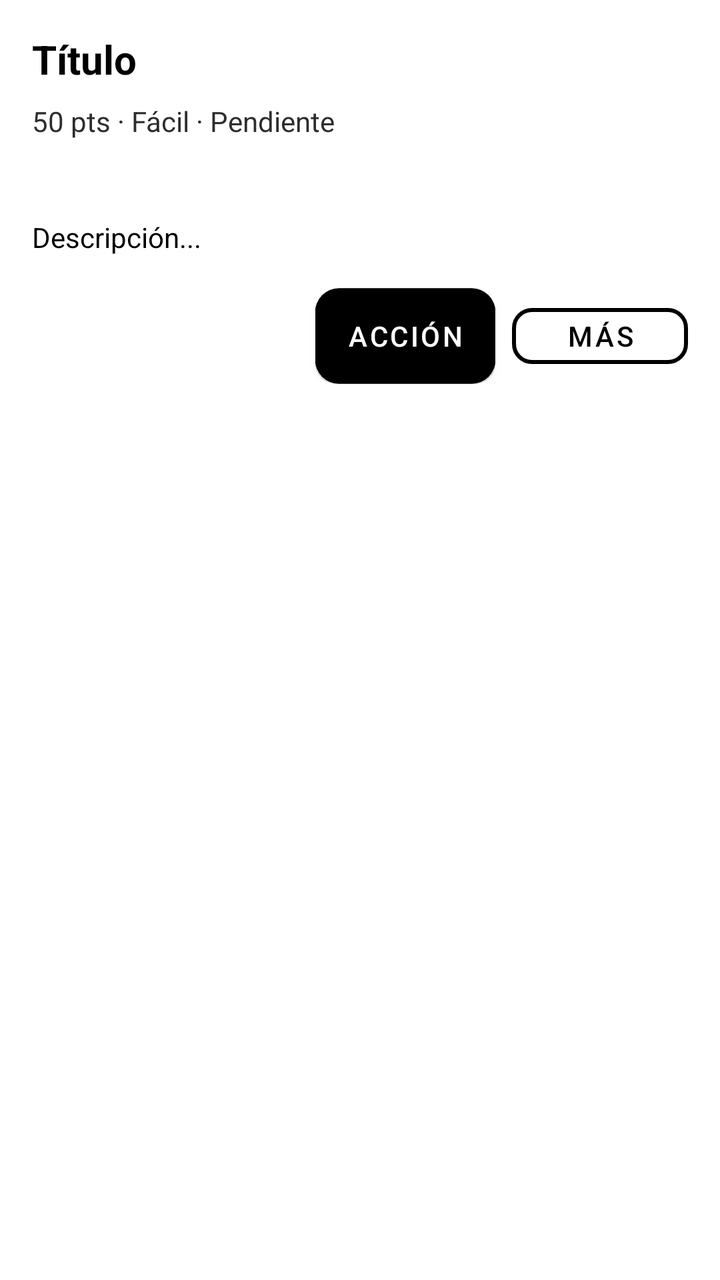
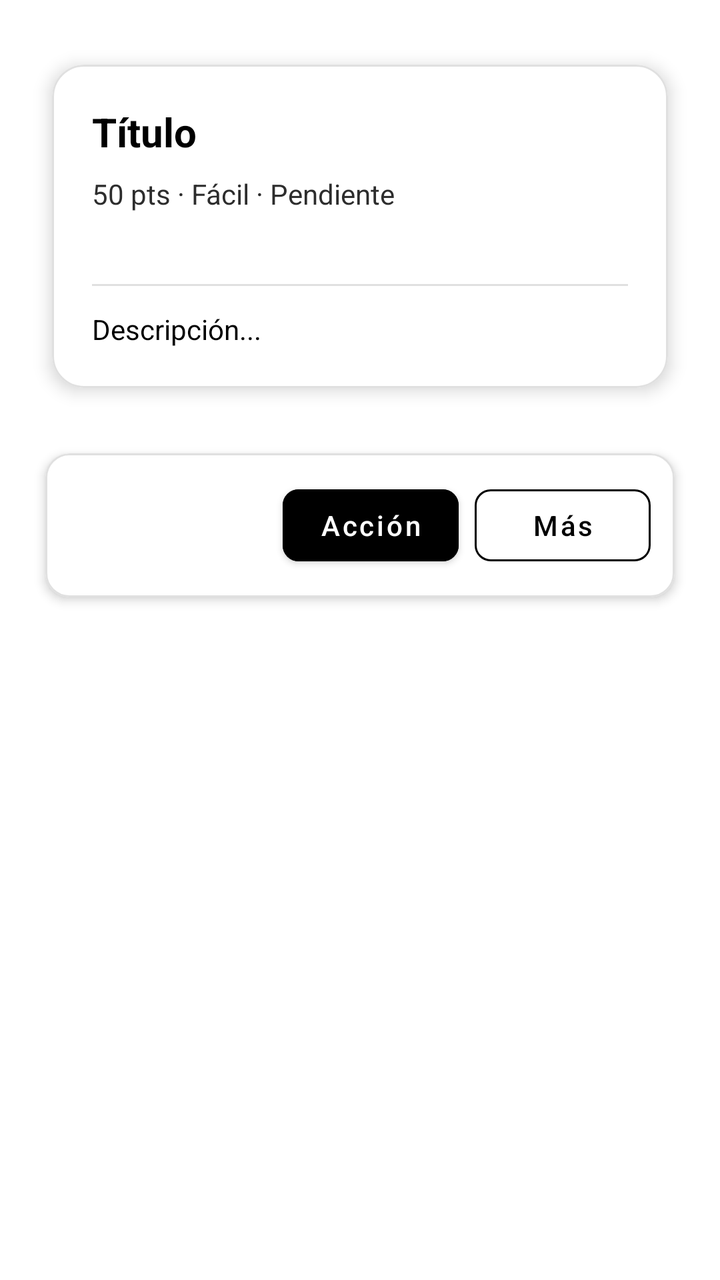

Two renders of the same Android screen: before a commit and after it. Below are the layout's source before the change and the commit's diff.
<!-- AndroidManifest.xml: application theme Theme.TFG -->
<!-- res/layout/fragment_tarea_detalle.xml -->
<?xml version="1.0" encoding="utf-8"?>
<ScrollView xmlns:android="http://schemas.android.com/apk/res/android"
    android:layout_width="match_parent"
    android:layout_height="match_parent"
    android:padding="16dp"
    android:layout_marginTop="20dp"
    android:background="@color/fondo">

    <LinearLayout
        android:layout_width="match_parent"
        android:layout_height="wrap_content"
        android:orientation="vertical">

        <TextView
            android:id="@+id/tvDetalleTitulo"
            android:layout_width="match_parent"
            android:layout_height="wrap_content"
            android:textSize="20sp"
            android:textStyle="bold"
            android:textColor="@color/texto_principal"
            android:text="Título" />

        <TextView
            android:id="@+id/tvDetalleMeta"
            android:layout_width="match_parent"
            android:layout_height="wrap_content"
            android:layout_marginTop="8dp"
            android:textColor="@color/texto_secundario"
            android:text="50 pts · Fácil · Pendiente" />

        <TextView
            android:id="@+id/tvDetalleAsignado"
            android:layout_width="match_parent"
            android:layout_height="wrap_content"
            android:layout_marginTop="8dp"
            android:textColor="@color/texto_secundario"
            android:text="" />

        <TextView
            android:id="@+id/tvDetalleDescripcion"
            android:layout_width="match_parent"
            android:layout_height="wrap_content"
            android:layout_marginTop="12dp"
            android:textColor="@color/texto_principal"
            android:text="Descripción..." />

        <LinearLayout
            android:layout_width="match_parent"
            android:layout_height="wrap_content"
            android:orientation="horizontal"
            android:layout_marginTop="16dp"
            android:gravity="end">

            <Button
                android:id="@+id/btnDetalleAsignar"
                android:layout_width="wrap_content"
                android:layout_height="wrap_content"
                style="@style/Widget.TFG.Boton.Contorno"
                android:text="Asignar"
                android:visibility="gone" />

            <Button
                android:id="@+id/btnDetalleAccion"
                android:layout_width="wrap_content"
                android:layout_height="wrap_content"
                style="@style/Widget.TFG.Boton.Relleno"
                android:text="Acción" />

            <Button
                android:id="@+id/btnDetalleMas"
                android:layout_width="wrap_content"
                android:layout_height="wrap_content"
                android:layout_marginStart="8dp"
                style="@style/Widget.TFG.Boton.Contorno"
                android:text="Más" />

        </LinearLayout>

    </LinearLayout>

</ScrollView>
<!-- resources referenced by this layout -->
<resources>
  <style name="Widget.TFG.Boton.Contorno" parent="Widget.MaterialComponents.Button.OutlinedButton">
          
          <item name="cornerRadius">10dp</item>
          <item name="strokeColor">@color/negro</item>
          <item name="strokeWidth">2dp</item>
          <item name="backgroundTint">@color/white</item>
          <item name="android:textColor">@color/texto_principal</item>
          <item name="android:paddingLeft">16dp</item>
          <item name="android:paddingRight">16dp</item>
          <item name="android:minHeight">40dp</item>
      </style>
  <style name="Widget.TFG.Boton.Relleno" parent="Widget.MaterialComponents.Button">
          <item name="android:background">@drawable/btn_filled_black</item>
          <item name="android:textColor">@color/on_acento</item>
          <item name="android:minHeight">48dp</item>
          <item name="android:stateListAnimator">@animator/btn_state_animator</item>
      </style>
  <!-- drawable btn_filled_black (drawable) -->
  <?xml version="1.0" encoding="utf-8"?>
  <layer-list xmlns:android="http://schemas.android.com/apk/res/android">
      
      <item android:top="2dp" android:left="0dp" android:right="0dp" android:bottom="0dp">
          <shape android:shape="rectangle">
              <solid android:color="#22000000" />
              <corners android:radius="10dp" />
          </shape>
      </item>
      
      <item>
          <shape android:shape="rectangle">
              <solid android:color="#000000" />
              <corners android:radius="12dp" />
              <padding android:left="12dp" android:top="8dp" android:right="12dp" android:bottom="8dp" />
          </shape>
      </item>
  </layer-list>
  <style name="Tema.TFG.Moderno" parent="Theme.MaterialComponents.DayNight.NoActionBar">
          
          <item name="colorPrimary">@color/primario</item>
          <item name="colorOnPrimary">@color/on_acento</item>
          <item name="android:colorBackground">@color/fondo</item>
          <item name="colorSurface">@color/superficie</item>
          <item name="colorOnSurface">@color/texto_principal</item>
          <item name="android:statusBarColor">@color/white</item>
          <item name="materialCardViewStyle">@style/Widget.TFG.Tarjeta</item>
  
          
          <item name="android:textColor">@color/texto_principal</item>
          <item name="android:textColorSecondary">@color/texto_secundario</item>
          <item name="android:editTextStyle">@style/Widget.TFG.EditText</item>
          <item name="textAppearanceBody1">@style/TextAppearance.TFG.Cuerpo</item>
          <item name="textAppearanceHeadline6">@style/TextAppearance.TFG.Titulo</item>
      </style>
  <style name="Widget.TFG.Tarjeta" parent="Widget.MaterialComponents.CardView">
          <item name="cardCornerRadius">12dp</item>
          <item name="cardUseCompatPadding">true</item>
          <item name="cardPreventCornerOverlap">false</item>
          <item name="cardBackgroundColor">@color/gris_claro</item>
          <item name="android:stateListAnimator">@animator/btn_state_animator</item>
          <item name="strokeColor">@color/negro</item>
          <item name="strokeWidth">2dp</item>
      </style>
  <style name="Widget.TFG.EditText" parent="@style/Widget.MaterialComponents.TextInputEditText.OutlinedBox">
          <item name="android:textColor">@color/texto_principal</item>
          <item name="android:textColorHint">@color/texto_secundario</item>
          
          <item name="android:padding">10dp</item>
          <item name="android:background">@drawable/bg_rounded_card</item>
      </style>
  <style name="TextAppearance.TFG.Cuerpo" parent="TextAppearance.MaterialComponents.Body1">
          <item name="android:textColor">@color/texto_secundario</item>
      </style>
  <style name="TextAppearance.TFG.Titulo" parent="TextAppearance.MaterialComponents.Headline6">
          <item name="android:textColor">@color/texto_principal</item>
      </style>
  <color name="gris_claro">#BDBDBD</color>
  <!-- drawable bg_rounded_card (drawable) -->
  <?xml version="1.0" encoding="utf-8"?>
  <layer-list xmlns:android="http://schemas.android.com/apk/res/android">
      
      <item android:top="2dp" android:left="0dp" android:right="0dp" android:bottom="0dp">
          <shape android:shape="rectangle">
              <solid android:color="#22000000" />
              <corners android:radius="12dp" />
          </shape>
      </item>
      
      <item android:top="0dp" android:left="0dp" android:right="0dp" android:bottom="2dp">
          <shape android:shape="rectangle">
              <solid android:color="@color/superficie" />
              <corners android:radius="12dp" />
              <stroke android:width="1dp" android:color="@color/negro" />
              <padding android:left="8dp" android:top="8dp" android:right="8dp" android:bottom="8dp" />
          </shape>
      </item>
  </layer-list>
  <!-- unchanged entries left out for length: 9 -->
</resources>

<!-- the commit's change to res/layout/fragment_tarea_detalle.xml (unified diff, before → after) -->
@@ -1,80 +1,139 @@
 <?xml version="1.0" encoding="utf-8"?>
 <ScrollView xmlns:android="http://schemas.android.com/apk/res/android"
+    xmlns:app="http://schemas.android.com/apk/res-auto"
     android:layout_width="match_parent"
     android:layout_height="match_parent"
-    android:padding="16dp"
-    android:layout_marginTop="20dp"
+    android:fillViewport="false"
     android:background="@color/fondo">
 
     <LinearLayout
         android:layout_width="match_parent"
         android:layout_height="wrap_content"
-        android:orientation="vertical">
+        android:orientation="vertical"
+        android:paddingTop="20dp"
+        android:paddingStart="16dp"
+        android:paddingEnd="16dp"
+        android:paddingBottom="72dp">
 
-        <TextView
-            android:id="@+id/tvDetalleTitulo"
+        
+        <com.google.android.material.card.MaterialCardView
             android:layout_width="match_parent"
             android:layout_height="wrap_content"
-            android:textSize="20sp"
-            android:textStyle="bold"
-            android:textColor="@color/texto_principal"
-            android:text="Título" />
+            android:layout_marginBottom="12dp"
+            app:cardCornerRadius="16dp"
+            app:cardElevation="5dp"
+            app:cardBackgroundColor="@color/white"
+            app:strokeColor="@color/divisor"
+            app:strokeWidth="1dp">
 
-        <TextView
-            android:id="@+id/tvDetalleMeta"
+            <LinearLayout
+                android:layout_width="match_parent"
+                android:layout_height="wrap_content"
+                android:orientation="vertical"
+                android:padding="20dp" android:paddingBottom="76dp">
+
+                <TextView
+                    android:id="@+id/tvDetalleTitulo"
+                    android:layout_width="match_parent"
+                    android:layout_height="wrap_content"
+                    android:textSize="20sp"
+                    android:textStyle="bold"
+                    android:textColor="@color/texto_principal"
+                    android:text="Título" />
+
+                <TextView
+                    android:id="@+id/tvDetalleMeta"
+                    android:layout_width="match_parent"
+                    android:layout_height="wrap_content"
+                    android:layout_marginTop="8dp"
+                    android:textColor="@color/texto_secundario"
+                    android:textSize="14sp"
+                    android:text="50 pts · Fácil · Pendiente" />
+
+                <TextView
+                    android:id="@+id/tvDetalleAsignado"
+                    android:layout_width="match_parent"
+                    android:layout_height="wrap_content"
+                    android:layout_marginTop="6dp"
+                    android:textColor="@color/gris"
+                    android:textSize="13sp"
+                    android:text="" />
+
+                <View
+                    android:layout_width="match_parent"
+                    android:layout_height="1dp"
+                    android:background="@color/divisor"
+                    android:layout_marginTop="12dp"
+                    android:layout_marginBottom="12dp" />
+
+                <TextView
+                    android:id="@+id/tvDetalleDescripcion"
+                    android:layout_width="match_parent"
+                    android:layout_height="wrap_content"
+                    android:textColor="@color/texto_principal"
+                    android:textSize="14sp"
+                    android:text="Descripción..." />
+
+            </LinearLayout>
+        </com.google.android.material.card.MaterialCardView>
+
+        
+        <com.google.android.material.card.MaterialCardView
             android:layout_width="match_parent"
             android:layout_height="wrap_content"
-            android:layout_marginTop="8dp"
-            android:textColor="@color/texto_secundario"
-            android:text="50 pts · Fácil · Pendiente" />
+            app:cardCornerRadius="12dp"
+            app:cardElevation="3dp"
+            app:cardBackgroundColor="@color/white"
+            app:strokeColor="@color/divisor"
+            app:strokeWidth="1dp">
 
-        <TextView
-            android:id="@+id/tvDetalleAsignado"
-            android:layout_width="match_parent"
-            android:layout_height="wrap_content"
-            android:layout_marginTop="8dp"
-            android:textColor="@color/texto_secundario"
-            android:text="" />
+            <LinearLayout
+                android:layout_width="match_parent"
+                android:layout_height="wrap_content"
+                android:orientation="horizontal"
+                android:padding="12dp"
+                android:gravity="end" android:paddingBottom="76dp">
 
-        <TextView
-            android:id="@+id/tvDetalleDescripcion"
-            android:layout_width="match_parent"
-            android:layout_height="wrap_content"
-            android:layout_marginTop="12dp"
-            android:textColor="@color/texto_principal"
-            android:text="Descripción..." />
+                <com.google.android.material.button.MaterialButton
+                    android:id="@+id/btnDetalleAsignar"
+                    android:layout_width="wrap_content"
+                    android:layout_height="wrap_content"
+                    style="@style/Widget.MaterialComponents.Button.OutlinedButton"
+                    app:cornerRadius="8dp"
+                    app:strokeColor="@color/negro"
+                    app:strokeWidth="1dp"
+                    android:text="Asignar"
+                    android:textColor="@color/texto_principal"
+                    android:textAllCaps="false"
+                    android:layout_marginEnd="8dp"
+                    android:visibility="gone" />
 
-        <LinearLayout
-            android:layout_width="match_parent"
-            android:layout_height="wrap_content"
-            android:orientation="horizontal"
-            android:layout_marginTop="16dp"
-            android:gravity="end">
+                <com.google.android.material.button.MaterialButton
+                    android:id="@+id/btnDetalleAccion"
+                    android:layout_width="wrap_content"
+                    android:layout_height="wrap_content"
+                    style="@style/Widget.MaterialComponents.Button"
+                    app:cornerRadius="8dp"
+                    android:backgroundTint="@color/negro"
+                    android:text="Acción"
+                    android:textColor="@color/white"
+                    android:textAllCaps="false"
+                    android:layout_marginEnd="8dp" />
 
-            <Button
-                android:id="@+id/btnDetalleAsignar"
-                android:layout_width="wrap_content"
-                android:layout_height="wrap_content"
-                style="@style/Widget.TFG.Boton.Contorno"
-                android:text="Asignar"
-                android:visibility="gone" />
+                <com.google.android.material.button.MaterialButton
+                    android:id="@+id/btnDetalleMas"
+                    android:layout_width="wrap_content"
+                    android:layout_height="wrap_content"
+                    style="@style/Widget.MaterialComponents.Button.OutlinedButton"
+                    app:cornerRadius="8dp"
+                    app:strokeColor="@color/negro"
+                    app:strokeWidth="1dp"
+                    android:text="Más"
+                    android:textColor="@color/texto_principal"
+                    android:textAllCaps="false" />
 
-            <Button
-                android:id="@+id/btnDetalleAccion"
-                android:layout_width="wrap_content"
-                android:layout_height="wrap_content"
-                style="@style/Widget.TFG.Boton.Relleno"
-                android:text="Acción" />
-
-            <Button
-                android:id="@+id/btnDetalleMas"
-                android:layout_width="wrap_content"
-                android:layout_height="wrap_content"
-                android:layout_marginStart="8dp"
-                style="@style/Widget.TFG.Boton.Contorno"
-                android:text="Más" />
-
-        </LinearLayout>
+            </LinearLayout>
+        </com.google.android.material.card.MaterialCardView>
 
     </LinearLayout>
 
<!-- resource entries referenced after the edit -->
@@ -1,41 +1,7 @@
 <!-- resources referenced by this layout -->
 <resources>
-  <style name="Widget.TFG.Boton.Contorno" parent="Widget.MaterialComponents.Button.OutlinedButton">
-          
-          <item name="cornerRadius">10dp</item>
-          <item name="strokeColor">@color/negro</item>
-          <item name="strokeWidth">2dp</item>
-          <item name="backgroundTint">@color/white</item>
-          <item name="android:textColor">@color/texto_principal</item>
-          <item name="android:paddingLeft">16dp</item>
-          <item name="android:paddingRight">16dp</item>
-          <item name="android:minHeight">40dp</item>
-      </style>
-  <style name="Widget.TFG.Boton.Relleno" parent="Widget.MaterialComponents.Button">
-          <item name="android:background">@drawable/btn_filled_black</item>
-          <item name="android:textColor">@color/on_acento</item>
-          <item name="android:minHeight">48dp</item>
-          <item name="android:stateListAnimator">@animator/btn_state_animator</item>
-      </style>
-  <!-- drawable btn_filled_black (drawable) -->
-  <?xml version="1.0" encoding="utf-8"?>
-  <layer-list xmlns:android="http://schemas.android.com/apk/res/android">
-      
-      <item android:top="2dp" android:left="0dp" android:right="0dp" android:bottom="0dp">
-          <shape android:shape="rectangle">
-              <solid android:color="#22000000" />
-              <corners android:radius="10dp" />
-          </shape>
-      </item>
-      
-      <item>
-          <shape android:shape="rectangle">
-              <solid android:color="#000000" />
-              <corners android:radius="12dp" />
-              <padding android:left="12dp" android:top="8dp" android:right="12dp" android:bottom="8dp" />
-          </shape>
-      </item>
-  </layer-list>
+  <color name="divisor">#E0E0E0</color>
+  <color name="gris">#888888</color>
   <style name="Tema.TFG.Moderno" parent="Theme.MaterialComponents.DayNight.NoActionBar">
           
           <item name="colorPrimary">@color/primario</item>
@@ -45,57 +11,70 @@
           <item name="colorOnSurface">@color/texto_principal</item>
           <item name="android:statusBarColor">@color/white</item>
           <item name="materialCardViewStyle">@style/Widget.TFG.Tarjeta</item>
-  
           
           <item name="android:textColor">@color/texto_principal</item>
           <item name="android:textColorSecondary">@color/texto_secundario</item>
           <item name="android:editTextStyle">@style/Widget.TFG.EditText</item>
           <item name="textAppearanceBody1">@style/TextAppearance.TFG.Cuerpo</item>
           <item name="textAppearanceHeadline6">@style/TextAppearance.TFG.Titulo</item>
+          
+          <item name="bottomNavigationStyle">@style/Widget.TFG.BottomNav</item>
       </style>
   <style name="Widget.TFG.Tarjeta" parent="Widget.MaterialComponents.CardView">
           <item name="cardCornerRadius">12dp</item>
           <item name="cardUseCompatPadding">true</item>
-          <item name="cardPreventCornerOverlap">false</item>
-          <item name="cardBackgroundColor">@color/gris_claro</item>
-          <item name="android:stateListAnimator">@animator/btn_state_animator</item>
-          <item name="strokeColor">@color/negro</item>
-          <item name="strokeWidth">2dp</item>
+          <item name="cardElevation">4dp</item>
+          <item name="cardBackgroundColor">@color/white</item>
+          <item name="strokeColor">@color/divisor</item>
+          <item name="strokeWidth">1dp</item>
       </style>
   <style name="Widget.TFG.EditText" parent="@style/Widget.MaterialComponents.TextInputEditText.OutlinedBox">
           <item name="android:textColor">@color/texto_principal</item>
-          <item name="android:textColorHint">@color/texto_secundario</item>
-          
-          <item name="android:padding">10dp</item>
-          <item name="android:background">@drawable/bg_rounded_card</item>
+          <item name="android:textColorHint">@color/gris</item>
+          <item name="android:background">@drawable/bg_input_campo</item>
+          <item name="android:padding">12dp</item>
       </style>
   <style name="TextAppearance.TFG.Cuerpo" parent="TextAppearance.MaterialComponents.Body1">
           <item name="android:textColor">@color/texto_secundario</item>
+          <item name="android:textSize">14sp</item>
       </style>
   <style name="TextAppearance.TFG.Titulo" parent="TextAppearance.MaterialComponents.Headline6">
           <item name="android:textColor">@color/texto_principal</item>
+          <item name="android:textStyle">bold</item>
+          <item name="android:textSize">20sp</item>
       </style>
-  <color name="gris_claro">#BDBDBD</color>
-  <!-- drawable bg_rounded_card (drawable) -->
+  <style name="Widget.TFG.BottomNav" parent="Widget.MaterialComponents.BottomNavigationView">
+          <item name="android:minHeight">0dp</item>
+          <item name="itemPaddingTop">6dp</item>
+          <item name="itemPaddingBottom">6dp</item>
+          <item name="itemTextAppearanceActive">@style/TextAppearance.TFG.NavLabel</item>
+          <item name="itemTextAppearanceInactive">@style/TextAppearance.TFG.NavLabel</item>
+      </style>
+  <!-- drawable bg_input_campo (drawable) -->
   <?xml version="1.0" encoding="utf-8"?>
-  <layer-list xmlns:android="http://schemas.android.com/apk/res/android">
+  <selector xmlns:android="http://schemas.android.com/apk/res/android">
       
-      <item android:top="2dp" android:left="0dp" android:right="0dp" android:bottom="0dp">
+      <item android:state_focused="true">
           <shape android:shape="rectangle">
-              <solid android:color="#22000000" />
-              <corners android:radius="12dp" />
+              <solid android:color="#F5F5F5" />
+              <corners android:radius="10dp" />
+              <stroke android:width="2dp" android:color="#000000" />
+              <padding android:left="12dp" android:top="12dp" android:right="12dp" android:bottom="12dp" />
           </shape>
       </item>
       
-      <item android:top="0dp" android:left="0dp" android:right="0dp" android:bottom="2dp">
+      <item>
           <shape android:shape="rectangle">
-              <solid android:color="@color/superficie" />
-              <corners android:radius="12dp" />
-              <stroke android:width="1dp" android:color="@color/negro" />
-              <padding android:left="8dp" android:top="8dp" android:right="8dp" android:bottom="8dp" />
+              <solid android:color="#F5F5F5" />
+              <corners android:radius="10dp" />
+              <stroke android:width="1dp" android:color="#CCCCCC" />
+              <padding android:left="12dp" android:top="12dp" android:right="12dp" android:bottom="12dp" />
           </shape>
       </item>
-  </layer-list>
+  </selector>
+  <style name="TextAppearance.TFG.NavLabel" parent="TextAppearance.MaterialComponents.Caption">
+          <item name="android:textSize">10sp</item>
+      </style>
   <!-- unchanged entries left out for length: 9 -->
 </resources>
 
